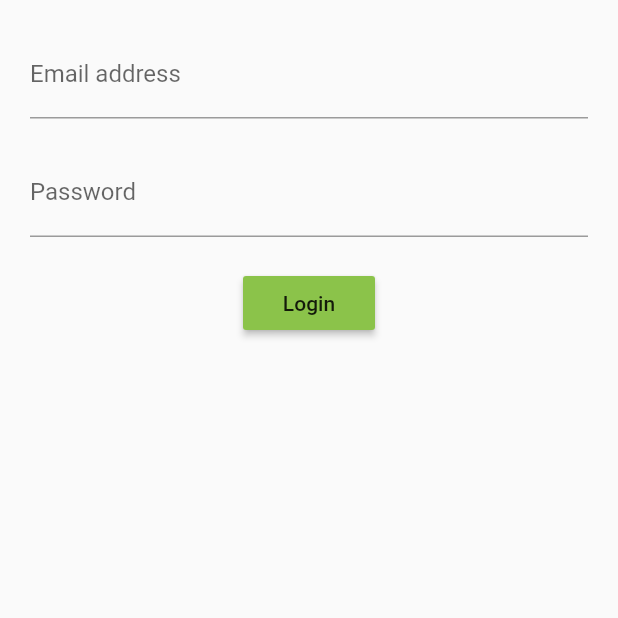
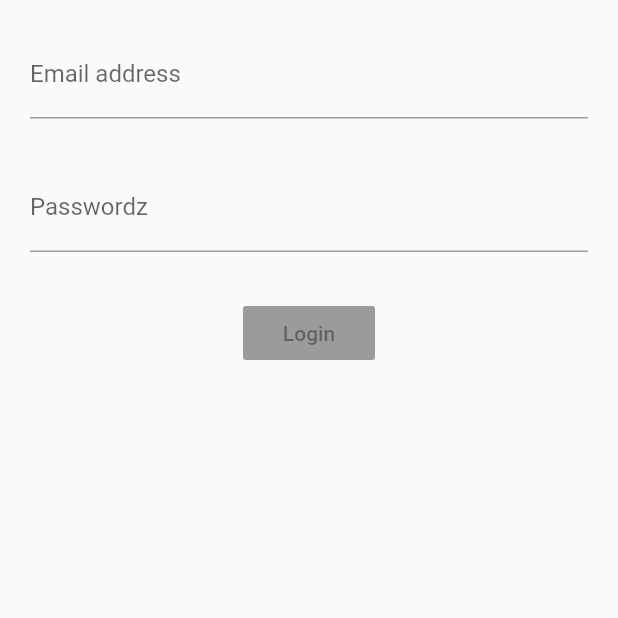
Before and after one commit to lazazael/LoginScreenBLOC, a Flutter app: the screen it shows after launch, on a phone screen of 412 x 824 dp, the top half of it. Run offline on Flutter 3.47's test engine with Material 2 defaults, Android fonts, the phone set to English and light mode, and no system bars; our stand-ins replace rxdart.

Commit message:
do rxdart integration to submit button

```diff
--- a/lib/src/app.dart
+++ b/lib/src/app.dart
@@ -1,12 +1,15 @@
 import 'package:flutter/material.dart';
 import 'screens/login_screenBLOC.dart';
+import 'blocs/provider.dart';
 
 class App extends StatelessWidget {
   build(context) {
-    return MaterialApp(
-      title: 'Login Screen BLOC',
-      home: Scaffold(
-        body: LoginScreen(),
+    return Provider(
+      child: MaterialApp(
+        title: 'Login Screen BLOC',
+        home: Scaffold(
+          body: LoginScreen(),
+        ),
       ),
     );
   }
--- a/lib/src/blocs/bloc.dart
+++ b/lib/src/blocs/bloc.dart
@@ -1,17 +1,35 @@
 import 'dart:async';
 import 'validators.dart';
+import 'package:rxdart/rxdart.dart';
 
 class Bloc with Validators {
-  final _emailController = StreamController<String>();
-  final _passwordController = StreamController<String>();
+  //by default streams are single subscription
+  //final _emailController = StreamController<String>();
+  //final _passwordController = StreamController<String>();
 
-  // add data to stream
+  //rxdart StreamController with .latest, .value
+  final _emailController = BehaviorSubject<String>();
+  final _passwordController = BehaviorSubject<String>();
+
+  // change data on the stream, retreive data
   Function(String) get changeEmail => _emailController.sink.add;
   Function(String) get changePassw => _passwordController.sink.add;
 
-  //retreive data from stream
+  //add data to the stream
   Stream<String> get streamEmail => _emailController.stream.transform(validateEmail);
   Stream<String> get streamPassw => _passwordController.stream.transform(validatePassword);
+
+  //rxdart function to retrieve 2 streams as one
+  Stream<bool> get submitValid =>
+      Observable.combineLatest2(streamEmail, streamPassw, (e, p) => true);
+
+  submit() {
+    final validEmail = _emailController.value;
+    final validPassw = _passwordController.value;
+
+    print('email is $validEmail');
+    print('passw is $validPassw');
+  }
 
   dispose() {
     _emailController.close();
@@ -20,6 +38,6 @@ class Bloc with Validators {
 }
 
 //single global instance of bloc
-final bloc = Bloc();
+//final bloc = Bloc();
 
 // be able to use *scoped instances of bloc* z for multiple instances in the same app
--- /dev/null
+++ b/lib/src/blocs/provider.dart
@@ -0,0 +1,18 @@
+import 'package:flutter/material.dart';
+import 'bloc.dart';
+
+class Provider extends InheritedWidget {
+  final bloc = Bloc();
+
+  Provider({Key key, Widget child}) : super(key: key, child: child);
+
+  @override
+  bool updateShouldNotify(/*InheritedWidget oldWidget*/ _) {
+    // TODO: implement updateShouldNotify
+    return null;
+  }
+
+  static Bloc of(BuildContext context) {
+    return (context.inheritFromWidgetOfExactType(Provider) as Provider).bloc;
+  }
+}
--- a/lib/src/screens/login_screenBLOC.dart
+++ b/lib/src/screens/login_screenBLOC.dart
@@ -1,25 +1,28 @@
 import 'package:flutter/material.dart';
 import '../blocs/bloc.dart';
+import '../blocs/provider.dart';
 
 // here the loginscreen widget is stateless because the BLOC keeps the state not the widget itself
 
 class LoginScreen extends StatelessWidget {
   Widget build(context) {
+    final bloc = Provider.of(context);
+
     return Container(
       margin: EdgeInsets.all(20.0),
       child: Column(
         children: <Widget>[
-          fieldEmail(),
-          Container(margin: EdgeInsets.only(top: 20.0)),
-          fieldPassw(),
-          Container(margin: EdgeInsets.only(top: 20.0)),
-          buttonSubmit(),
+          fieldEmail(bloc),
+          Container(margin: EdgeInsets.only(top: 30.0)),
+          fieldPassw(bloc),
+          Container(margin: EdgeInsets.only(top: 30.0)),
+          buttonSubmit(bloc),
         ],
       ),
     );
   }
 
-  Widget fieldEmail() {
+  Widget fieldEmail(Bloc bloc) {
     return StreamBuilder(
       stream: bloc.streamEmail,
       builder: (context, snapshot) {
@@ -39,18 +42,37 @@ class LoginScreen extends StatelessWidget {
     );
   }
 
-  Widget fieldPassw() {
-    return TextField(
-      obscureText: true,
-      decoration: InputDecoration(hintText: 'PassWord999!%^', labelText: 'Password'),
-    );
+  Widget fieldPassw(Bloc bloc) {
+    return StreamBuilder(
+        stream: bloc.streamPassw,
+        builder: (context, snapshot) {
+          return TextField(
+              onChanged: bloc.changePassw,
+              keyboardType: TextInputType.text,
+              decoration: InputDecoration(
+                hintText: 'password must contain at least 4 charz',
+                labelText: 'Passwordz',
+                errorText: snapshot.error,
+              ));
+        });
   }
 
-  Widget buttonSubmit() {
-    return RaisedButton(
-      child: Text('Login'),
-      color: Colors.lightGreen,
-      onPressed: () {},
+  Widget buttonSubmit(Bloc bloc) {
+    return StreamBuilder(
+      stream: bloc.submitValid,
+      builder: (context, snapshot) {
+        return RaisedButton(
+          child: Text('Login'),
+          color: Colors.lightGreen,
+          //to disable to button call it with null
+          //onPressed: () {},
+          onPressed: snapshot.hasData ? bloc.submit : null,
+/*               ? () {
+                  print('hi');
+                }
+              : null, */
+        );
+      },
     );
   }
 }
--- a/pubspec.yaml
+++ b/pubspec.yaml
@@ -19,6 +19,9 @@ dependencies:
   # The following adds the Cupertino Icons font to your application.
   # Use with the CupertinoIcons class for iOS style icons.
   cupertino_icons: ^0.1.2
+
+  rxdart: ^0.20.0
+
 
 dev_dependencies:
   flutter_test:
```
Also changed, not shown: lib/src/blocs/validators.dart (line endings or trailing spaces).
